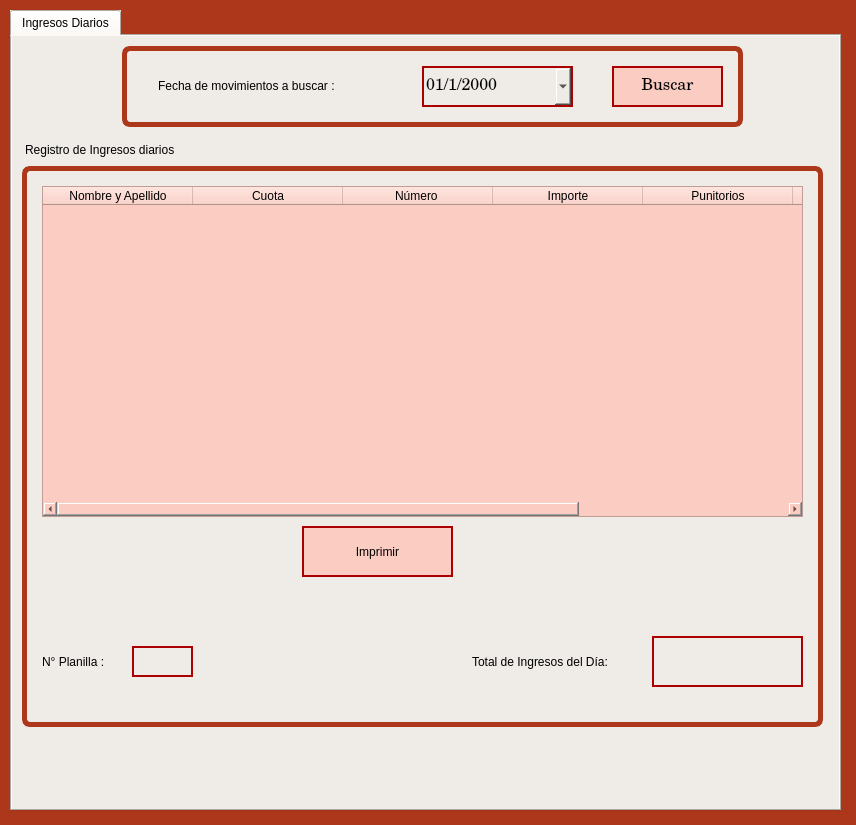
This is form_ingresos_diarios.ui in blueautomatic/Slam_Sistema_creditos as Qt 5 draws it before an edit. The edited form follows.
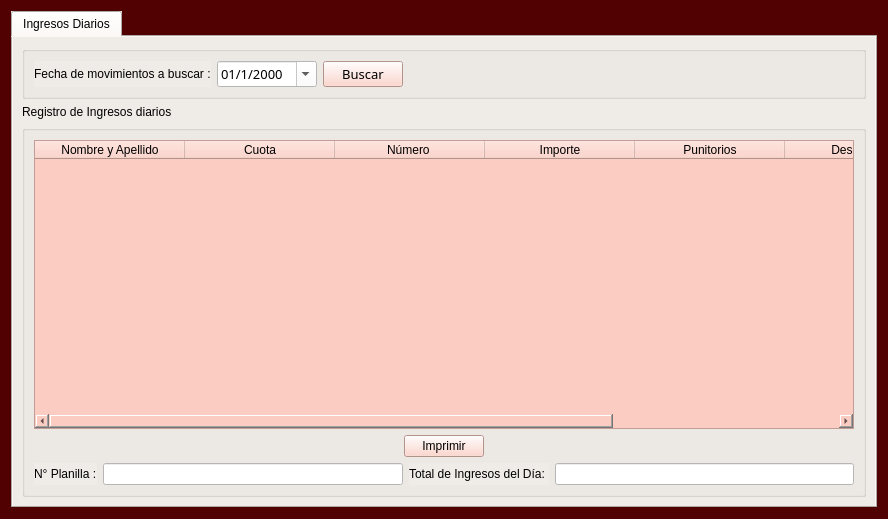
This is the edited form. Icons and pictures are not drawn.

What changed in the file:
```diff
--- a/form_ingresos_diarios.ui
+++ b/form_ingresos_diarios.ui
@@ -6,30 +6,24 @@
    <rect>
     <x>0</x>
     <y>0</y>
-    <width>856</width>
-    <height>825</height>
+    <width>888</width>
+    <height>519</height>
    </rect>
   </property>
   <property name="windowTitle">
    <string>Ingresos Diarios</string>
   </property>
   <property name="styleSheet">
-   <string notr="true">selection-background-color: rgb(255, 170, 127);
+   <string notr="true">font: 75 10pt &quot;KacstOne&quot;;
+selection-background-color: rgb(255, 170, 127);
 color: rgb(0, 0, 0);
-font: 10pt &quot;KacstOne&quot;;
-background-color: rgb(172, 55, 26);
-
+background-color: rgb(81, 1, 1);
+selection-color: rgb(0, 0, 0);
 </string>
   </property>
+  <layout class="QGridLayout" name="gridLayout_5">
+   <item row="0" column="0">
   <widget class="QTabWidget" name="tabWidget_2">
-   <property name="geometry">
-    <rect>
-     <x>10</x>
-     <y>10</y>
-     <width>831</width>
-     <height>801</height>
-    </rect>
-   </property>
    <property name="styleSheet">
     <string notr="true">background-color: rgb(239, 235, 231);
 font: 11pt &quot;Century Schoolbook L&quot;;</string>
@@ -45,46 +39,22 @@
     <attribute name="title">
      <string>Ingresos Diarios</string>
     </attribute>
+      <layout class="QGridLayout" name="gridLayout_4">
+       <item row="0" column="0">
     <widget class="QGroupBox" name="groupBox">
-     <property name="geometry">
-      <rect>
-       <x>110</x>
-       <y>10</y>
-       <width>621</width>
-       <height>81</height>
-      </rect>
-     </property>
      <property name="styleSheet">
       <string notr="true">QGroupBox{
 background-color: rgb(239, 235, 231);
-border-style: solid;
-border-width: 5px;
-border-color: rgb(172, 55, 26);
-border-radius: 8px;
-}
-QLineEdit{
-background-color: rgb(239, 235, 231);
-}
-QLabel{
-background-color: rgb(239, 235, 231);
-font: 10pt &quot;KacstOne&quot;;
-}
-QDateEdit{
-background-color: rgb(239, 235, 231);
 }</string>
      </property>
      <property name="title">
       <string/>
      </property>
+         <layout class="QGridLayout" name="gridLayout">
+          <item row="0" column="0">
+           <layout class="QHBoxLayout" name="horizontalLayout">
+            <item>
      <widget class="QLabel" name="label">
-      <property name="geometry">
-       <rect>
-        <x>36</x>
-        <y>32</y>
-        <width>231</width>
-        <height>16</height>
-       </rect>
-      </property>
       <property name="styleSheet">
        <string notr="true">font: 75 11pt &quot;Century Schoolbook L&quot;;</string>
       </property>
@@ -92,58 +62,32 @@
        <string>Fecha de movimientos a buscar :</string>
       </property>
      </widget>
-     <widget class="QPushButton" name="boton_ingresos_buscar">
-      <property name="geometry">
-       <rect>
-        <x>490</x>
-        <y>20</y>
-        <width>111</width>
-        <height>41</height>
-       </rect>
-      </property>
-      <property name="font">
-       <font>
-        <family>Century Schoolbook L</family>
-        <pointsize>12</pointsize>
-        <weight>50</weight>
-        <italic>false</italic>
-        <bold>false</bold>
-       </font>
-      </property>
-      <property name="styleSheet">
-       <string notr="true">font:  12pt &quot;Century Schoolbook L&quot;;
-background-color: rgb(251, 204, 193);
-border-color: rgb(170, 0, 0);
-border-style: solid;
-border-width:2px;</string>
-      </property>
-      <property name="text">
-       <string>Buscar</string>
-      </property>
-     </widget>
+            </item>
+            <item>
      <widget class="QDateEdit" name="dte_fecha_ingresos_mov">
-      <property name="geometry">
-       <rect>
-        <x>300</x>
-        <y>20</y>
-        <width>151</width>
-        <height>41</height>
-       </rect>
+              <property name="minimumSize">
+               <size>
+                <width>100</width>
+                <height>0</height>
+               </size>
+              </property>
+              <property name="maximumSize">
+               <size>
+                <width>100</width>
+                <height>16777215</height>
+               </size>
       </property>
       <property name="font">
        <font>
-        <family>Century Schoolbook L</family>
-        <pointsize>12</pointsize>
+                <family>KacstOne</family>
+                <pointsize>10</pointsize>
         <weight>9</weight>
         <italic>false</italic>
         <bold>false</bold>
        </font>
       </property>
       <property name="styleSheet">
-       <string notr="true">font: 75 12pt &quot;Century Schoolbook L&quot;;
-border-color: rgb(170, 0, 0);
-border-style: solid;
-border-width:2px;</string>
+               <string notr="true">background-color: rgb(255, 255, 255);</string>
       </property>
       <property name="displayFormat">
        <string>dd/M/yyyy</string>
@@ -152,117 +96,71 @@
        <bool>true</bool>
       </property>
      </widget>
-    </widget>
+            </item>
+            <item>
+             <widget class="QPushButton" name="boton_ingresos_buscar">
+              <property name="font">
+               <font>
+                <family>KacstOne</family>
+                <pointsize>10</pointsize>
+                <weight>9</weight>
+                <italic>false</italic>
+                <bold>false</bold>
+               </font>
+              </property>
+              <property name="styleSheet">
+               <string notr="true">background-color: rgb(251, 204, 193);
+</string>
+              </property>
+              <property name="text">
+               <string>Buscar</string>
+              </property>
+             </widget>
+            </item>
+           </layout>
+          </item>
+          <item row="0" column="1">
+           <spacer name="horizontalSpacer">
+            <property name="orientation">
+             <enum>Qt::Horizontal</enum>
+            </property>
+            <property name="sizeHint" stdset="0">
+             <size>
+              <width>40</width>
+              <height>20</height>
+             </size>
+            </property>
+           </spacer>
+          </item>
+         </layout>
+        </widget>
+       </item>
+       <item row="1" column="0">
+        <layout class="QVBoxLayout" name="verticalLayout">
+         <item>
     <widget class="QLabel" name="label_2">
-     <property name="geometry">
-      <rect>
-       <x>13</x>
-       <y>98</y>
-       <width>241</width>
-       <height>31</height>
-      </rect>
-     </property>
      <property name="text">
       <string>Registro de Ingresos diarios</string>
      </property>
     </widget>
+         </item>
+         <item>
     <widget class="QGroupBox" name="groupBox_2">
-     <property name="geometry">
-      <rect>
-       <x>10</x>
-       <y>130</y>
-       <width>801</width>
-       <height>561</height>
-      </rect>
-     </property>
      <property name="styleSheet">
       <string notr="true">QGroupBox{
 background-color: rgb(239, 235, 231);
-border-style: solid;
-border-width: 5px;
-border-color: rgb(172, 55, 26);
-border-radius: 8px;
-font: 10pt &quot;KacstOne&quot;;
+
 }
-QLineEdit{
-background-color: rgb(239, 235, 231);
-}
-QLabel{
-background-color: rgb(239, 235, 231);
-font: 10pt &quot;KacstOne&quot;;
-}
-QDateEdit{
-background-color: rgb(239, 235, 231);
-}</string>
+</string>
      </property>
      <property name="title">
       <string/>
      </property>
-     <widget class="QLabel" name="label_3">
-      <property name="geometry">
-       <rect>
-        <x>450</x>
-        <y>480</y>
-        <width>171</width>
-        <height>31</height>
-       </rect>
-      </property>
-      <property name="text">
-       <string>Total de Ingresos del Día: </string>
-      </property>
-     </widget>
-     <widget class="QLineEdit" name="lne_ingresos_total">
-      <property name="geometry">
-       <rect>
-        <x>630</x>
-        <y>470</y>
-        <width>151</width>
-        <height>51</height>
-       </rect>
-      </property>
-      <property name="styleSheet">
-       <string notr="true">border-color: rgb(170, 0, 0);
-border-style: solid;
-border-width:2px;</string>
-      </property>
-     </widget>
-     <widget class="QLabel" name="label_4">
-      <property name="geometry">
-       <rect>
-        <x>20</x>
-        <y>480</y>
-        <width>81</width>
-        <height>31</height>
-       </rect>
-      </property>
-      <property name="text">
-       <string>N° Planilla :</string>
-      </property>
-     </widget>
-     <widget class="QLineEdit" name="lne_ingresos_nro_planilla">
-      <property name="geometry">
-       <rect>
-        <x>110</x>
-        <y>480</y>
-        <width>61</width>
-        <height>31</height>
-       </rect>
-      </property>
-      <property name="styleSheet">
-       <string notr="true">border-color: rgb(170, 0, 0);
-border-style: solid;
-border-width:2px;</string>
-      </property>
-     </widget>
+           <layout class="QGridLayout" name="gridLayout_3">
+            <item row="0" column="0">
+             <layout class="QGridLayout" name="gridLayout_2">
+              <item row="0" column="0">
      <widget class="QTableWidget" name="tw_ingresos_registros">
-      <property name="geometry">
-       <rect>
-        <x>20</x>
-        <y>20</y>
-        <width>761</width>
-        <height>331</height>
-       </rect>
-      </property>
       <property name="styleSheet">
        <string notr="true">background-color: rgb(251, 204, 193);</string>
       </property>
@@ -311,29 +209,72 @@
        </property>
       </column>
      </widget>
+              </item>
+              <item row="1" column="0" alignment="Qt::AlignHCenter">
      <widget class="QPushButton" name="boton_ingresos_imprimir">
-      <property name="geometry">
-       <rect>
-        <x>280</x>
-        <y>360</y>
-        <width>151</width>
-        <height>51</height>
-       </rect>
-      </property>
       <property name="styleSheet">
        <string notr="true">background-color: rgb(251, 204, 193);
-border-color: rgb(170, 0, 0);
-border-style: solid;
-border-width:2px;</string>
+</string>
       </property>
       <property name="text">
        <string>Imprimir</string>
       </property>
      </widget>
-    </widget>
-   </widget>
-  </widget>
- </widget>
+              </item>
+              <item row="2" column="0">
+               <layout class="QHBoxLayout" name="horizontalLayout_2">
+                <item>
+                 <widget class="QLabel" name="label_4">
+                  <property name="text">
+                   <string>N° Planilla :</string>
+                  </property>
+                 </widget>
+                </item>
+                <item>
+                 <widget class="QLineEdit" name="lne_ingresos_nro_planilla">
+                  <property name="styleSheet">
+                   <string notr="true">background-color: rgb(255, 255, 255);</string>
+                  </property>
+                 </widget>
+                </item>
+                <item>
+                 <widget class="QLabel" name="label_3">
+                  <property name="text">
+                   <string>Total de Ingresos del Día: </string>
+                  </property>
+                 </widget>
+                </item>
+                <item>
+                 <widget class="QLineEdit" name="lne_ingresos_total">
+                  <property name="styleSheet">
+                   <string notr="true">background-color: rgb(255, 255, 255);</string>
+                  </property>
+                 </widget>
+                </item>
+               </layout>
+              </item>
+             </layout>
+            </item>
+           </layout>
+          </widget>
+         </item>
+        </layout>
+       </item>
+      </layout>
+     </widget>
+    </widget>
+   </item>
+  </layout>
+ </widget>
+ <tabstops>
+  <tabstop>dte_fecha_ingresos_mov</tabstop>
+  <tabstop>boton_ingresos_buscar</tabstop>
+  <tabstop>tw_ingresos_registros</tabstop>
+  <tabstop>boton_ingresos_imprimir</tabstop>
+  <tabstop>lne_ingresos_nro_planilla</tabstop>
+  <tabstop>lne_ingresos_total</tabstop>
+  <tabstop>tabWidget_2</tabstop>
+ </tabstops>
  <resources/>
  <connections/>
 </ui>
```
Left out of the diff: 4 changed lines with no effect on the pictures. Lines whose indentation alone changed are shown as unchanged.
